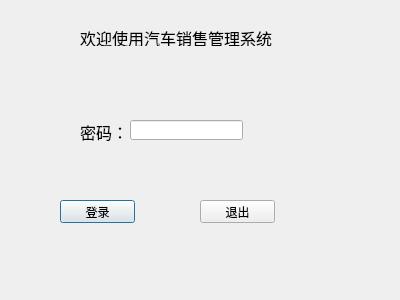
Above: logindialog.ui from zclzqbx/Car_managerment_System before the change. Below: the same form after it.
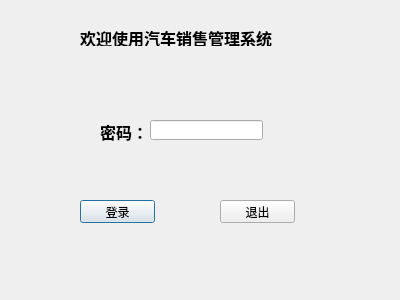
That is the form after the change. Icons and pictures are not drawn.

What changed in the file:
```diff
--- a/logindialog.ui
+++ b/logindialog.ui
@@ -13,10 +13,13 @@
   <property name="windowTitle">
    <string>Dialog</string>
   </property>
+  <property name="styleSheet">
+   <string notr="true">image: url(:/1425439466729.jpg);</string>
+  </property>
   <widget class="QLineEdit" name="pwdLineEdit">
    <property name="geometry">
     <rect>
-     <x>130</x>
+     <x>150</x>
      <y>120</y>
      <width>113</width>
      <height>20</height>
@@ -29,7 +32,7 @@
   <widget class="QLabel" name="label">
    <property name="geometry">
     <rect>
-     <x>80</x>
+     <x>100</x>
      <y>122</y>
      <width>54</width>
      <height>20</height>
@@ -38,6 +41,8 @@
    <property name="font">
     <font>
      <pointsize>12</pointsize>
+     <weight>75</weight>
+     <bold>true</bold>
     </font>
    </property>
    <property name="text">
@@ -56,8 +61,13 @@
    <property name="font">
     <font>
      <pointsize>12</pointsize>
+     <weight>75</weight>
+     <bold>true</bold>
     </font>
    </property>
+   <property name="frameShadow">
+    <enum>QFrame::Plain</enum>
+   </property>
    <property name="text">
     <string>欢迎使用汽车销售管理系统</string>
    </property>
@@ -65,12 +75,18 @@
   <widget class="QPushButton" name="loginBtn">
    <property name="geometry">
     <rect>
-     <x>60</x>
+     <x>80</x>
      <y>200</y>
      <width>75</width>
      <height>23</height>
     </rect>
    </property>
+   <property name="autoFillBackground">
+    <bool>false</bool>
+   </property>
+   <property name="styleSheet">
+    <string notr="true"/>
+   </property>
    <property name="text">
     <string>登录</string>
    </property>
@@ -78,12 +94,18 @@
   <widget class="QPushButton" name="quitBtn">
    <property name="geometry">
     <rect>
-     <x>200</x>
+     <x>220</x>
      <y>200</y>
      <width>75</width>
      <height>23</height>
     </rect>
    </property>
+   <property name="autoFillBackground">
+    <bool>false</bool>
+   </property>
+   <property name="styleSheet">
+    <string notr="true"/>
+   </property>
    <property name="text">
     <string>退出</string>
    </property>
```
